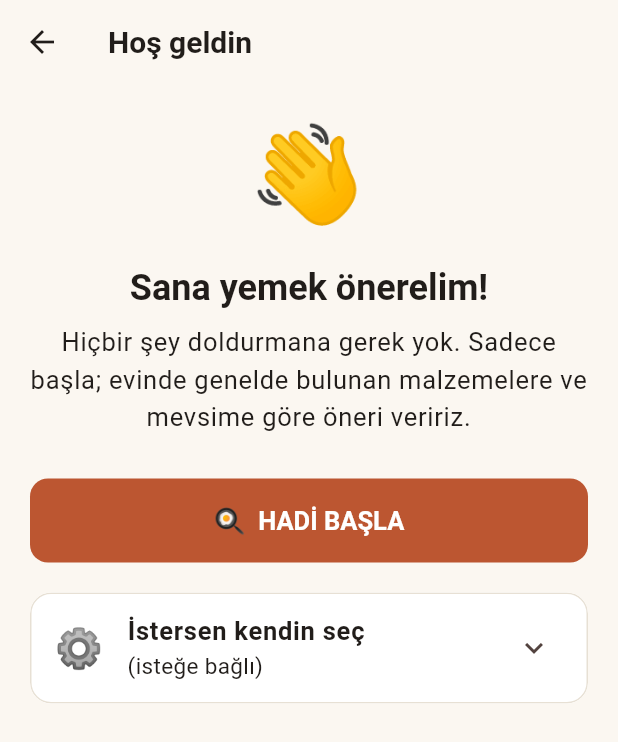
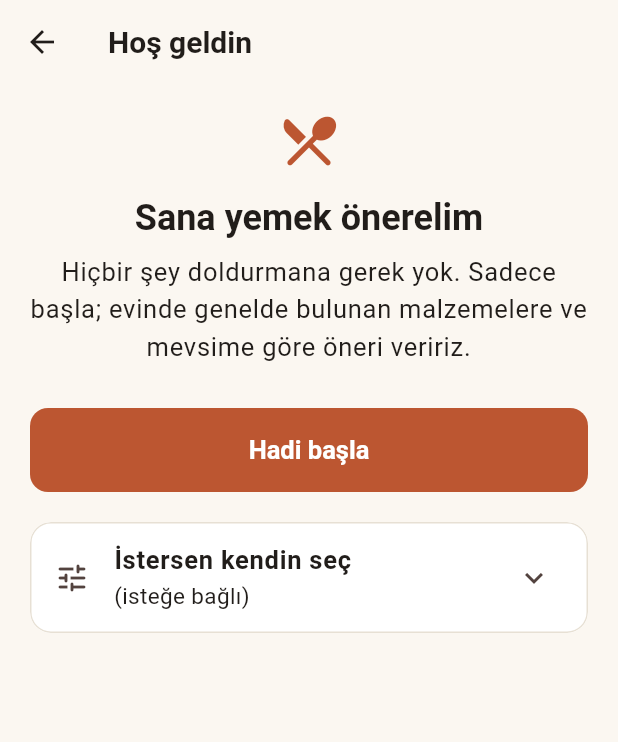
Before and after one commit to yusuftalha37/QuantoraDiyet, a Flutter app: the OnboardingScreen screen opened directly, on a phone screen of 412 x 824 dp. Shown: the top 742 px of the screen. Run offline on Flutter 3.47's test engine with Material 3 defaults, Android fonts, the phone set to English and light mode, and no system bars; our stand-ins replace flutter_local_notifications, flutter_secure_storage, flutter_tts, google_sign_in, share_plus, timezone; accounts and stored records are empty.

Commit message:
Emojileri düzenle: dekoratif emojiler Material ikonlarla değişti
- Ayarlar ve giriş (onboarding) ekranlarındaki emoji başlık/satırlar anlamlı
  ikonlara dönüştü (bildirim, alarm, saat, ayar, menü).
- Bekleme ekranındaki birleşik 'aşçı' emojileri kaldırıldı (bazı telefonlarda
  kutu/bozuk çıkıyordu); yalnızca tek kod noktalı emojiler kaldı.
- Hatırlatma bildirim metni sadeleşti.

Co-Authored-By: Claude Opus 4.8 <noreply@anthropic.com>
Claude-Session: https://claude.ai/code/session_018Ctzbnz5RTBDGA3e79a2b8

```diff
--- a/mobile/lib/screens/onboarding_screen.dart
+++ b/mobile/lib/screens/onboarding_screen.dart
@@ -80,11 +80,11 @@ class _OnboardingScreenState extends State<OnboardingScreen> {
         child: ListView(
           padding: const EdgeInsets.fromLTRB(20, 16, 20, 28),
           children: [
-            const Center(child: Text('👋', style: TextStyle(fontSize: 64))),
-            const SizedBox(height: 12),
-            Text('Sana yemek önerelim!',
+            Center(child: Icon(Icons.restaurant_menu_rounded, size: 44, color: Theme.of(context).colorScheme.primary)),
+            const SizedBox(height: 14),
+            Text('Sana yemek önerelim',
                 textAlign: TextAlign.center,
-                style: Theme.of(context).textTheme.headlineSmall?.copyWith(fontWeight: FontWeight.bold)),
+                style: Theme.of(context).textTheme.headlineSmall),
             const SizedBox(height: 10),
             Text(
               'Hiçbir şey doldurmana gerek yok. Sadece başla; evinde genelde '
@@ -98,8 +98,10 @@ class _OnboardingScreenState extends State<OnboardingScreen> {
             FilledButton(
               onPressed: _saving ? null : _skip,
               child: _saving
-                  ? const SizedBox(height: 24, width: 24, child: CircularProgressIndicator(strokeWidth: 2))
-                  : const Text('🍳  HADİ BAŞLA'),
+                  ? const SizedBox(
+                      height: 22, width: 22,
+                      child: CircularProgressIndicator(strokeWidth: 2, color: Colors.white))
+                  : const Text('Hadi başla'),
             ),
             const SizedBox(height: 20),
 
@@ -108,9 +110,9 @@ class _OnboardingScreenState extends State<OnboardingScreen> {
               clipBehavior: Clip.antiAlias,
               child: ExpansionTile(
                 shape: const Border(),
-                leading: const Text('⚙️', style: TextStyle(fontSize: 26)),
+                leading: const Icon(Icons.tune_rounded),
                 title: const Text('İstersen kendin seç',
-                    style: TextStyle(fontWeight: FontWeight.bold)),
+                    style: TextStyle(fontWeight: FontWeight.w600)),
                 subtitle: const Text('(isteğe bağlı)'),
                 childrenPadding: const EdgeInsets.fromLTRB(16, 0, 16, 16),
                 children: [
--- a/mobile/lib/services/reminder_service.dart
+++ b/mobile/lib/services/reminder_service.dart
@@ -51,7 +51,7 @@ class ReminderService {
     await _plugin.zonedSchedule(
       _id,
       'Bugün Ne Pişirsem?',
-      'Akşam ne pişireceğine karar verdin mi? 🍲 Dokun, öneri alalım.',
+      'Akşam ne pişireceğine karar verdin mi? Dokun, öneri alalım.',
       _nextInstance(hour, minute),
       const NotificationDetails(
         android: AndroidNotificationDetails(
--- a/mobile/lib/widgets/cooking_loader.dart
+++ b/mobile/lib/widgets/cooking_loader.dart
@@ -32,7 +32,9 @@ class _CookingLoaderScreenState extends State<CookingLoaderScreen>
   int _msgIndex = 0;
   int _emojiIndex = 0;
 
-  static const _emojis = ['🍳', '🥘', '🍲', '👩‍🍳', '🧑‍🍳', '🥗', '🍅', '🧅'];
+  // Yalnızca tek kod noktalı, her telefonda düzgün görünen emojiler
+  // (birleşik "aşçı" emojileri bazı cihazlarda kutu/bozuk çıkabiliyor).
+  static const _emojis = ['🍳', '🥘', '🍲', '🥗', '🍅', '🧅', '🥕', '🫑'];
   static const _messages = [
     'Tencere ocağa konuyor…',
     'Malzemeler doğranıyor…',
```
Also changed, not shown: mobile/lib/screens/settings_screen.dart (+7 -8 lines).
